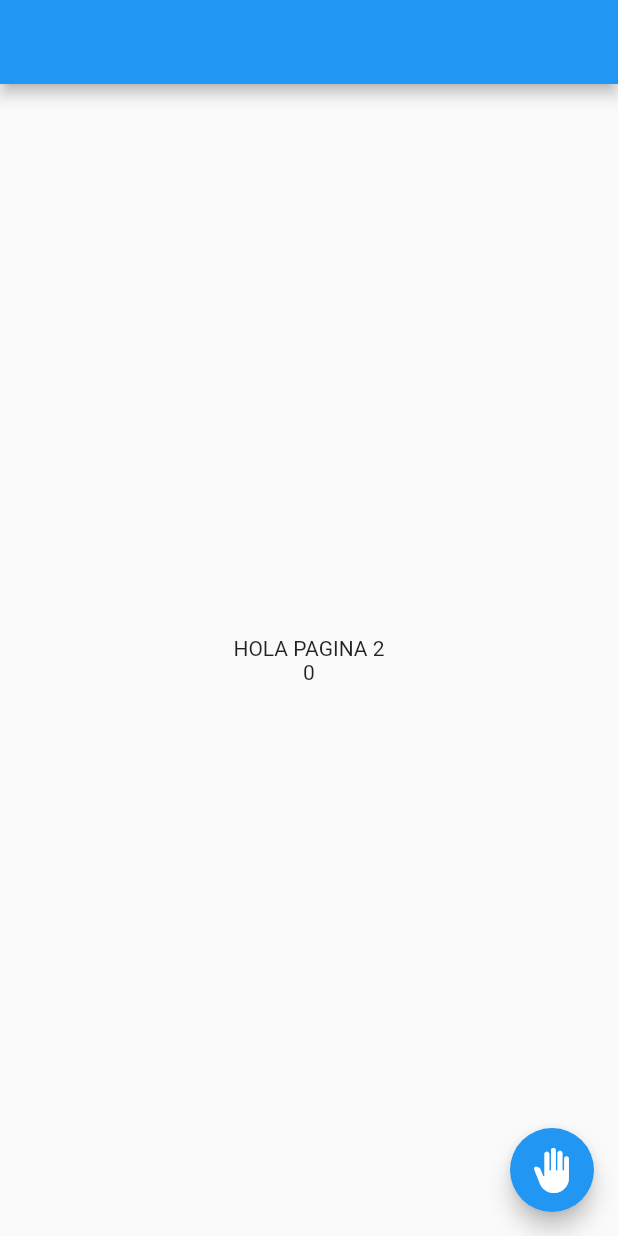
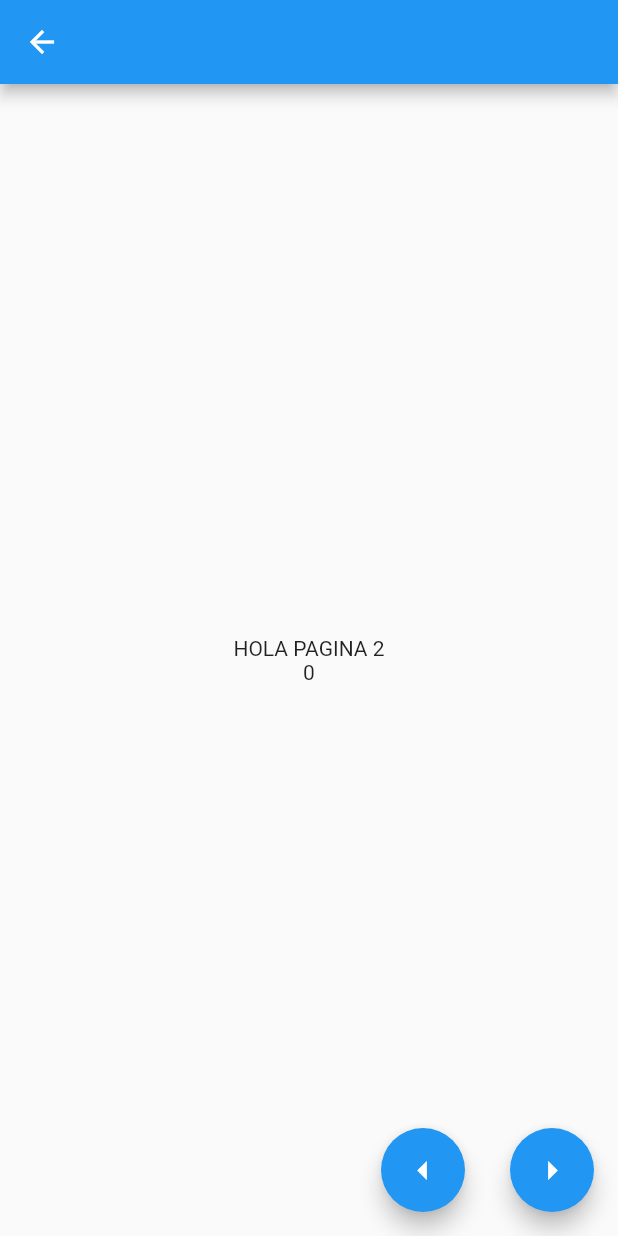
Before and after one commit to CursoFlutterVictor/flutter_test_app, a Flutter app: the screen it shows after launch, after a tap on the "arrow right" icon, on a phone screen of 412 x 824 dp. Run offline on Flutter 3.47's test engine with Material 2 defaults, Android fonts, the phone set to English and light mode, and no system bars; our stand-ins replace get.

Commit message:
binding y navegacion

```diff
--- a/lib/pages/home_page_binding.dart
+++ b/lib/pages/home_page_binding.dart
@@ -45,13 +45,14 @@ class HomePageBinding extends StatelessWidget {
             ),
           ),
           const SizedBox(
-            width: 10,
+            width: 80,
           ),
           ButtonControl(
               icon: Icons.arrow_right,
               onPressed: () {
                 //Get.toNamed("/PAGE2");
-                Get.offNamed("/PAGE2");
+                //Get.offNamed("/PAGE2");
+                Get.toNamed("/PAGE2");
               },
               heroTag: "BotonRight")
         ],
--- a/lib/pages/page_2.dart
+++ b/lib/pages/page_2.dart
@@ -19,10 +19,23 @@ class Page2 extends StatelessWidget {
             () => Text(counterController.result.value.toString()),
           )
         ])),
-        floatingActionButton: ButtonControl(
-            onPressed: () {
-              Get.back();
-            },
-            icon: Icons.back_hand));
+        floatingActionButton: Row(
+          mainAxisAlignment: MainAxisAlignment.end,
+          children: [
+            ButtonControl(
+                onPressed: () {
+                  Get.back();
+                },
+                icon: Icons.arrow_left),
+            const SizedBox(
+              width: 30,
+            ),
+            ButtonControl(
+                onPressed: () {
+                  Get.toNamed("/PAGE3");
+                },
+                icon: Icons.arrow_right),
+          ],
+        ));
   }
 }
--- a/lib/routes/app_pages.dart
+++ b/lib/routes/app_pages.dart
@@ -2,6 +2,7 @@ import 'package:get/get.dart';
 import 'package:flutter_test_app/bindings/counter_binding.dart';
 import 'package:flutter_test_app/pages/home_page_binding.dart';
 import 'package:flutter_test_app/pages/page_2.dart';
+import 'package:flutter_test_app/pages/page_3.dart';
 import 'app_routes.dart';
 
 class AppPages {
@@ -16,5 +17,9 @@ class AppPages {
         name: AppRoutes.PAGE_2,
         page: () => const Page2(),
         binding: CounterBinding()),
+    GetPage(
+        name: AppRoutes.PAGE_3,
+        page: () => const Page3(),
+        binding: CounterBinding())
   ];
 }
--- a/lib/routes/app_routes.dart
+++ b/lib/routes/app_routes.dart
@@ -2,12 +2,14 @@
 
 // ignore_for_file: constant_identifier_names
 
+class AppPaths {
+  static const HOME = "/";
+  static const PAGE_2 = "/PAGE2";
+  static const PAGE_3 = "/PAGE3";
+}
+
 class AppRoutes {
   static const HOME = AppPaths.HOME;
   static const PAGE_2 = AppPaths.PAGE_2;
+  static const PAGE_3 = AppPaths.PAGE_3;
 }
-
-class AppPaths {
-  static const HOME = "/";
-  static const PAGE_2 = "/PAGE2";
-}
```
Also changed, not shown: lib/pages/page_3.dart (+28 -0 lines).
